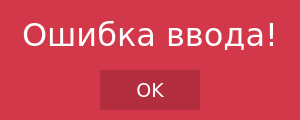
Before: the Qt Designer form error.ui in TarkvinAktus/python-standalone-vk-msg-sender-, drawn with Qt 5.
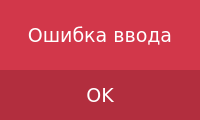
After: the same form once the commit is applied.

Diff of the .ui file:
```diff
--- a/error.ui
+++ b/error.ui
@@ -6,7 +6,7 @@
    <rect>
     <x>0</x>
     <y>0</y>
-    <width>300</width>
+    <width>200</width>
     <height>120</height>
    </rect>
   </property>
@@ -18,7 +18,7 @@
   </property>
   <property name="minimumSize">
    <size>
-    <width>300</width>
+    <width>200</width>
     <height>120</height>
    </size>
   </property>
@@ -48,6 +48,7 @@
   <property name="styleSheet">
    <string notr="true">QWidget{
 	background-color:#d2374a;
+border:none;
 }</string>
   </property>
   <property name="sizeGripEnabled">
@@ -59,10 +60,10 @@
   <widget class="QPushButton" name="closeButton">
    <property name="geometry">
     <rect>
-     <x>100</x>
+     <x>0</x>
      <y>70</y>
-     <width>100</width>
-     <height>40</height>
+     <width>200</width>
+     <height>50</height>
     </rect>
    </property>
    <property name="font">
@@ -109,14 +110,14 @@
     <rect>
      <x>0</x>
      <y>20</y>
-     <width>300</width>
+     <width>200</width>
      <height>30</height>
     </rect>
    </property>
    <property name="font">
     <font>
      <family>Verdana</family>
-     <pointsize>24</pointsize>
+     <pointsize>14</pointsize>
      <weight>50</weight>
      <bold>false</bold>
     </font>
@@ -127,7 +128,7 @@
 }</string>
    </property>
    <property name="text">
-    <string>Ошибка ввода!</string>
+    <string>Ошибка ввода</string>
    </property>
    <property name="alignment">
     <set>Qt::AlignCenter</set>
```
